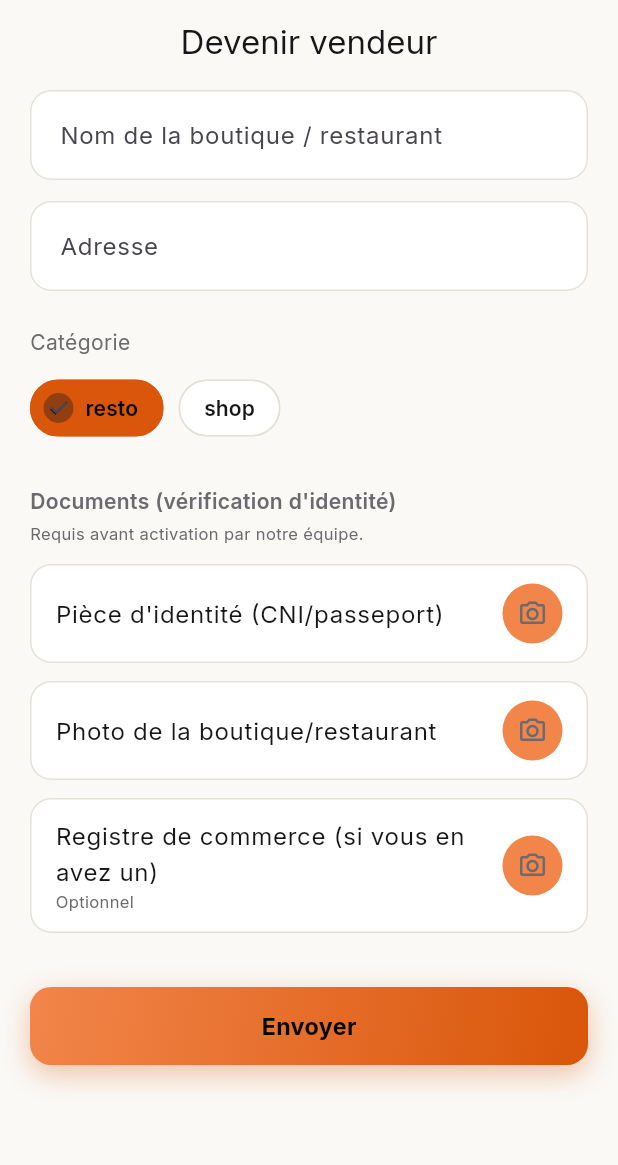
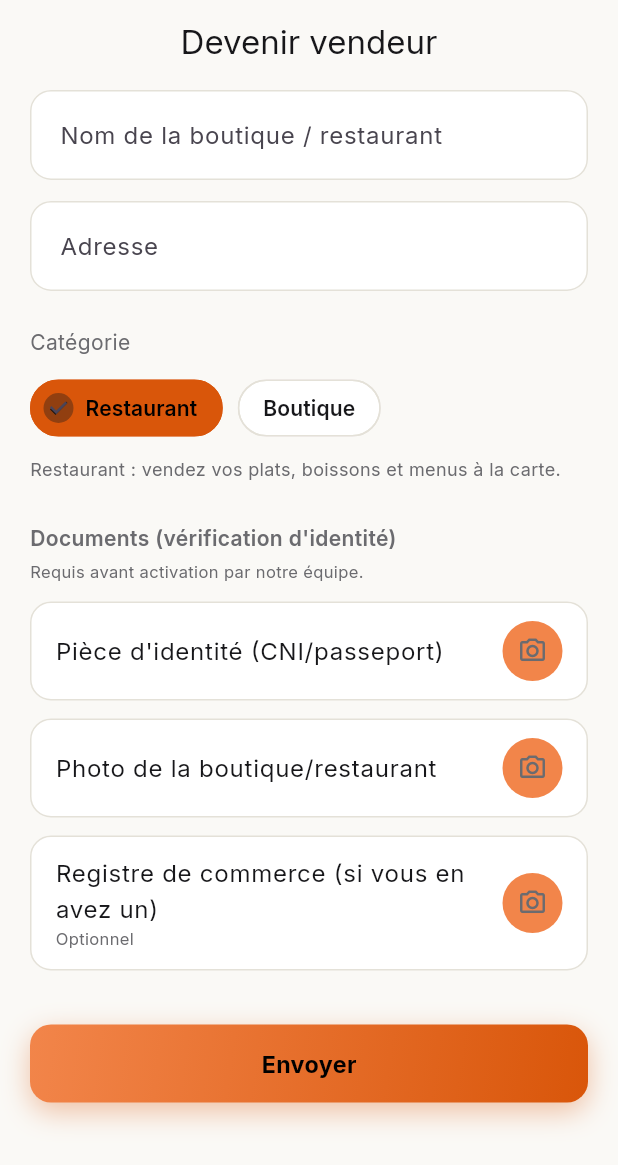
Before and after one commit to lfdweb123-sys/Livra, a Flutter app: the ApplyVendorScreen screen opened by its route, on a phone screen of 412 x 824 dp. Shown: the top 1165 px of the screen. Run offline on Flutter 3.47's test engine with Material 3 defaults, Android fonts, the phone set to English and light mode, and no system bars; our stand-ins replace cloud_firestore, dio, firebase_auth, firebase_core, firebase_messaging, flutter_image_compress and 13 more; missing offline and left inert: geoflutterfire_plus, twilio_voice; accounts and stored records are empty; network calls fail.

Commit message:
feat(marketplace): rend visible sur les pages publiques que les boutiques peuvent vendre tout type de produit
- onboarding_screen.dart: nouvelle diapositive 'Vendez ce que vous
  voulez' (ajoutée en fin de liste pour ne pas décaler les index des
  images personnalisables admin existantes)
- apply_vendor_screen.dart: labels de catégorie clairs (Restaurant /
  Boutique au lieu des valeurs brutes 'resto'/'shop') + message explicite
  sous le choix de catégorie précisant qu'une Boutique n'est limitée à
  aucun type de produit
- client_home_screen.dart: ajout d'un raccourci 'Boutiques' dans les
  services rapides de l'accueil (il n'existait auparavant AUCUN accès
  direct aux boutiques, seulement à la nourriture) + correction du
  libellé de section qui restait 'Restaurants & boutiques' même une
  fois filtré uniquement sur les boutiques

```diff
--- a/mobile/lib/features/auth/presentation/screens/apply_vendor_screen.dart
+++ b/mobile/lib/features/auth/presentation/screens/apply_vendor_screen.dart
@@ -134,10 +134,11 @@ class _ApplyVendorScreenState extends State<ApplyVendorScreen> {
             const SizedBox(height: 10),
             Wrap(
               spacing: 10,
-              children: ['resto', 'shop'].map((c) {
+              children: {'resto': 'Restaurant', 'shop': 'Boutique'}.entries.map((entry) {
+                final c = entry.key;
                 final selected = _category == c;
                 return ChoiceChip(
-                  label: Text(c),
+                  label: Text(entry.value),
                   avatar: selected
                       ? Icon(Icons.check, size: 16, color: Colors.black)
                       : null,
@@ -155,6 +156,15 @@ class _ApplyVendorScreenState extends State<ApplyVendorScreen> {
                   ),
                 );
               }).toList(),
+            ),
+            const SizedBox(height: 8),
+            // Message explicite, bien visible: une "Boutique" n'est pas
+            // limitée à une catégorie de produits précise.
+            Text(
+              _category == 'shop'
+                  ? 'Boutique : vendez tout type de produit ou d\'article — vêtements, électronique, cosmétiques, accessoires, et bien plus. Aucune restriction de catégorie.'
+                  : 'Restaurant : vendez vos plats, boissons et menus à la carte.',
+              style: TextStyle(color: AppColors.textSecondary, fontSize: 12),
             ),
             const SizedBox(height: 28),
             Text(
--- a/mobile/lib/features/client/home/presentation/screens/client_home_screen.dart
+++ b/mobile/lib/features/client/home/presentation/screens/client_home_screen.dart
@@ -194,6 +194,8 @@ class _ClientHomeScreenState extends State<ClientHomeScreen> {
               .push('/client/checkout', extra: {'type': 'colis', 'items': []})),
       _Service('Nourriture', Icons.restaurant_rounded,
           () => _filterByCategory('resto')),
+      _Service('Boutiques', Icons.storefront_rounded,
+          () => _filterByCategory('shop')),
       _Service('Moto-taxi', Icons.two_wheeler_rounded,
           () => context.push('/client/ride', extra: {'vehicleType': 'moto'})),
       _Service(
@@ -375,7 +377,9 @@ class _ClientHomeScreenState extends State<ClientHomeScreen> {
                   Text(
                     _categoryFilter == 'resto'
                         ? 'Restaurants près de vous'
-                        : 'Restaurants & boutiques près de vous',
+                        : _categoryFilter == 'shop'
+                            ? 'Boutiques près de vous'
+                            : 'Restaurants & boutiques près de vous',
                     style: const TextStyle(
                         fontWeight: FontWeight.bold, fontSize: 16),
                   ),
--- a/mobile/lib/features/onboarding/presentation/screens/onboarding_screen.dart
+++ b/mobile/lib/features/onboarding/presentation/screens/onboarding_screen.dart
@@ -38,6 +38,15 @@ final _slides = [
     (_) =>
         "Livreur, chauffeur ou vendeur ? Postulez à tout moment depuis l'onglet Profil.",
     'assets/images/onboarding/slide4.png',
+  ),
+  // Ajoutée à la fin (et non insérée au milieu) pour ne pas décaler les
+  // index des diapositives précédentes, utilisés par AppContentService
+  // pour les images personnalisées configurées côté admin.
+  _Slide(
+    'Vendez ce que vous voulez',
+    (_) =>
+        "Nourriture, vêtements, électronique, cosmétiques… vendez tout type de produit ou d'article sur Livra, sans restriction.",
+    'assets/images/onboarding/slide3.png',
   ),
 ];
 
```
